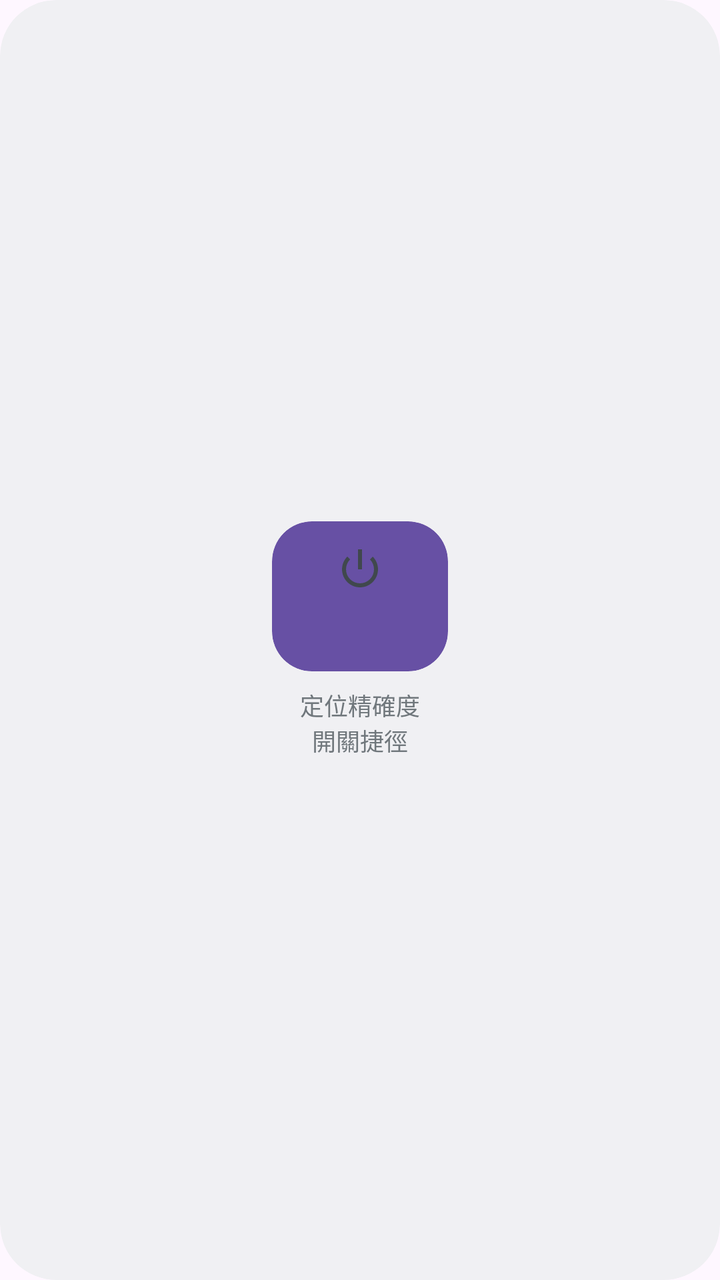
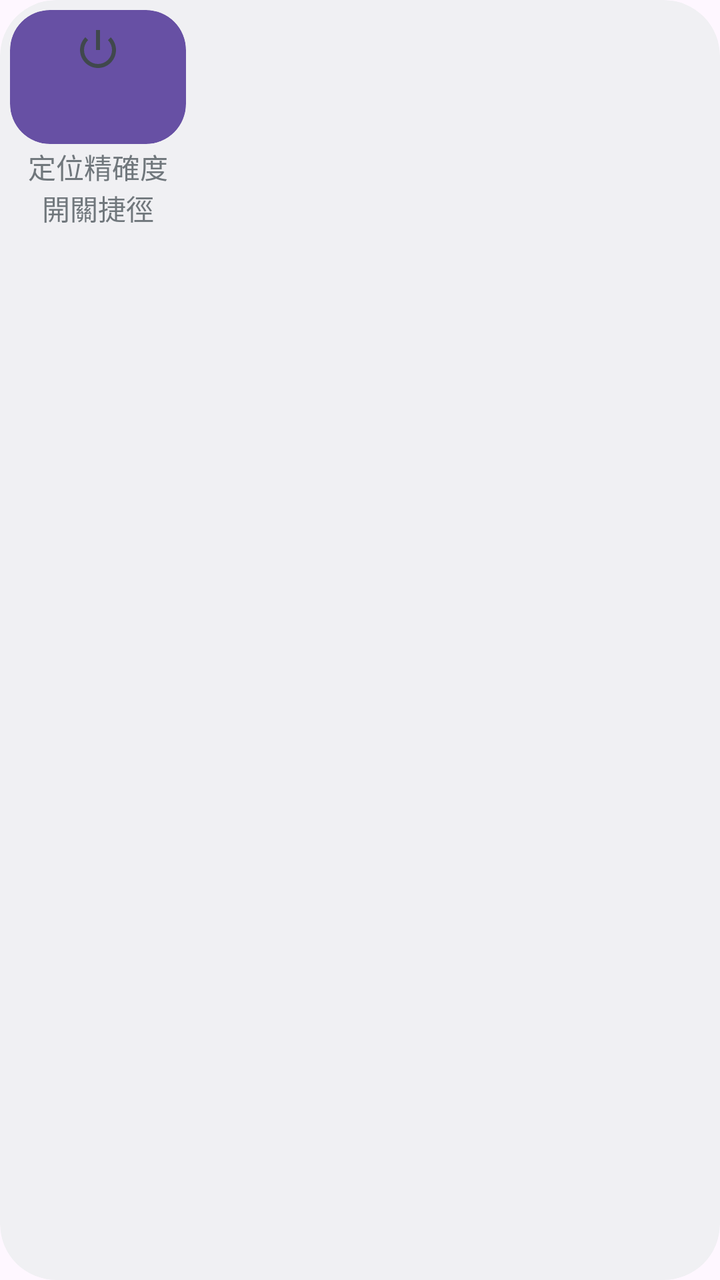

An Android layout rendered at two revisions. The XML below is the earlier revision; the diff shows what the commit changed to produce the second picture.
<!-- AndroidManifest.xml: application theme Theme.DynamicColors -->
<!-- res/layout/locationaccuracyactivity.xml -->
<RelativeLayout xmlns:android="http://schemas.android.com/apk/res/android"
    style="@style/Widget.Location.AppWidget.Container"
    android:layout_width="match_parent"
    android:layout_height="match_parent"
    android:theme="@style/Theme.DynamicColors.AppWidgetContainer">

    <LinearLayout
        android:id="@android:id/background"
        android:layout_width="wrap_content"
        android:layout_height="wrap_content"
        android:layout_centerInParent="true"
        android:orientation="vertical">

        <Button
            android:id="@+id/appwidget_button"
            style="@style/Widget.Location.AppWidget.InnerView"
            android:layout_width="wrap_content"
            android:layout_height="wrap_content"
            android:layout_marginBottom="8dp"
            android:drawableTop="@android:drawable/ic_lock_power_off" />

        <TextView
            android:layout_width="match_parent"
            android:layout_height="wrap_content"
            android:gravity="center"
            android:text="@string/locationaccuracyactivity1"
            android:textSize="12dp" />

        <TextView
            android:layout_width="match_parent"
            android:layout_height="wrap_content"
            android:gravity="center"
            android:text="@string/locationaccuracyactivity2"
            android:textSize="12dp" />
    </LinearLayout>

</RelativeLayout>
<!-- resources referenced by this layout -->
<resources>
  <string name="locationaccuracyactivity1">定位精確度</string>
  <string name="locationaccuracyactivity2">開關捷徑</string>
  <style name="Theme.DynamicColors.AppWidgetContainer" parent="Theme.DynamicColors.AppWidgetContainerParent">
          
          <item name="appWidgetPadding">8dp</item>
      </style>
  <style name="Widget.Location.AppWidget.Container" parent="android:Widget">
          <item name="android:id">@android:id/background</item>
          <item name="android:background">?android:attr/colorBackground</item>
      </style>
  <style name="Widget.Location.AppWidget.InnerView" parent="android:Widget">
          <item name="android:background">?android:attr/colorBackground</item>
          <item name="android:textColor">?android:attr/textColorPrimary</item>
      </style>
  <style name="Theme.DynamicColors" parent="Theme.Material3.DayNight.NoActionBar">
          
          
  
          <item name="android:navigationBarColor">@android:color/transparent</item>
          <item name="android:statusBarColor">@android:color/transparent</item>
          <item name="android:windowLightStatusBar">?attr/isLightTheme</item>
  
      </style>
  <style name="Theme.DynamicColors.AppWidgetContainerParent" parent="@android:style/Theme.DeviceDefault">
          
          <item name="appWidgetRadius">16dp</item>
          
          <item name="appWidgetInnerRadius">8dp</item>
      </style>
</resources>

<!-- the commit's change to res/layout/locationaccuracyactivity.xml (unified diff, before → after) -->
@@ -1,4 +1,4 @@
-<RelativeLayout xmlns:android="http://schemas.android.com/apk/res/android"
+<LinearLayout xmlns:android="http://schemas.android.com/apk/res/android"
     style="@style/Widget.Location.AppWidget.Container"
     android:layout_width="match_parent"
     android:layout_height="match_parent"
@@ -8,30 +8,38 @@
         android:id="@android:id/background"
         android:layout_width="wrap_content"
         android:layout_height="wrap_content"
-        android:layout_centerInParent="true"
         android:orientation="vertical">
 
         <Button
             android:id="@+id/appwidget_button"
             style="@style/Widget.Location.AppWidget.InnerView"
             android:layout_width="wrap_content"
-            android:layout_height="wrap_content"
-            android:layout_marginBottom="8dp"
+            android:layout_height="0dp"
+            android:layout_margin="1dp"
+            android:layout_weight="2"
             android:drawableTop="@android:drawable/ic_lock_power_off" />
 
         <TextView
             android:layout_width="match_parent"
-            android:layout_height="wrap_content"
+            android:layout_height="0dp"
+            android:layout_weight="0.5"
             android:gravity="center"
-            android:text="@string/locationaccuracyactivity1"
-            android:textSize="12dp" />
+            android:autoSizeTextType="uniform"
+            android:autoSizeMinTextSize="8sp"
+            android:autoSizeMaxTextSize="100sp"
+            android:autoSizeStepGranularity="1sp"
+            android:text="@string/locationaccuracyactivity1" />
 
         <TextView
             android:layout_width="match_parent"
-            android:layout_height="wrap_content"
+            android:layout_height="0dp"
+            android:layout_weight="0.5"
             android:gravity="center"
-            android:text="@string/locationaccuracyactivity2"
-            android:textSize="12dp" />
+            android:autoSizeTextType="uniform"
+            android:autoSizeMinTextSize="8sp"
+            android:autoSizeMaxTextSize="100sp"
+            android:autoSizeStepGranularity="1sp"
+            android:text="@string/locationaccuracyactivity2" />
     </LinearLayout>
 
-</RelativeLayout>
+</LinearLayout>
<!-- resource entries referenced after the edit -->
@@ -4,7 +4,7 @@
   <string name="locationaccuracyactivity2">開關捷徑</string>
   <style name="Theme.DynamicColors.AppWidgetContainer" parent="Theme.DynamicColors.AppWidgetContainerParent">
           
-          <item name="appWidgetPadding">8dp</item>
+          <item name="appWidgetPadding">4dp</item>
       </style>
   <style name="Widget.Location.AppWidget.Container" parent="android:Widget">
           <item name="android:id">@android:id/background</item>
@@ -25,9 +25,9 @@
       </style>
   <style name="Theme.DynamicColors.AppWidgetContainerParent" parent="@android:style/Theme.DeviceDefault">
           
-          <item name="appWidgetRadius">16dp</item>
+          <item name="appWidgetRadius">4dp</item>
           
-          <item name="appWidgetInnerRadius">8dp</item>
+          <item name="appWidgetInnerRadius">4dp</item>
       </style>
 </resources>
 
